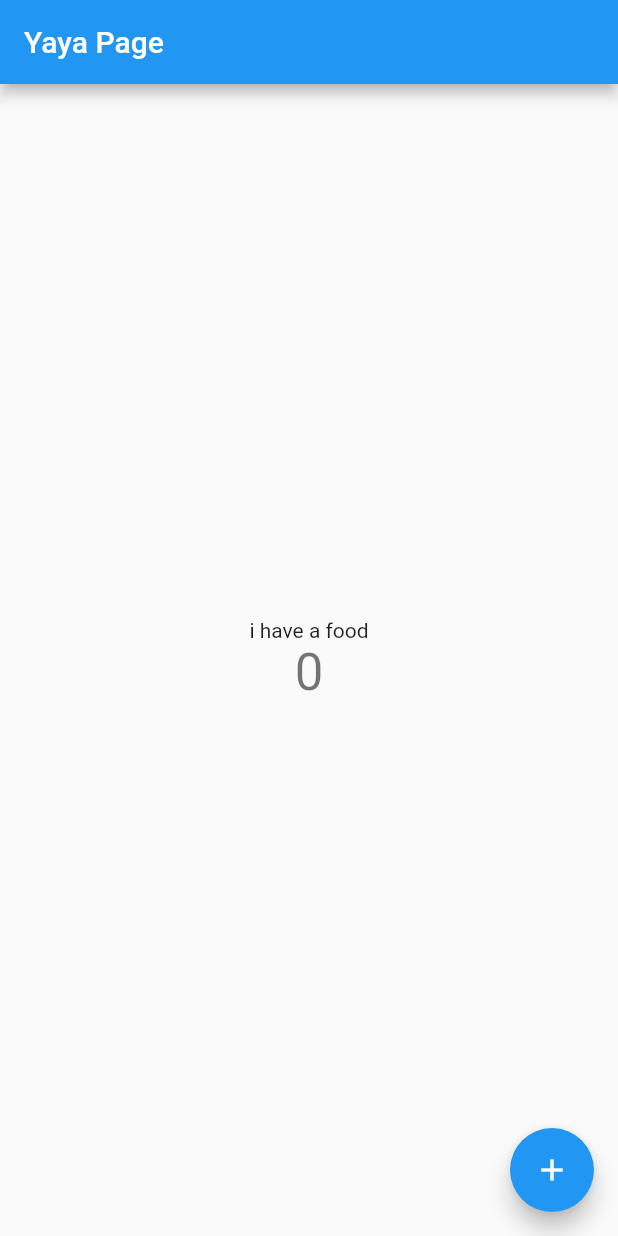
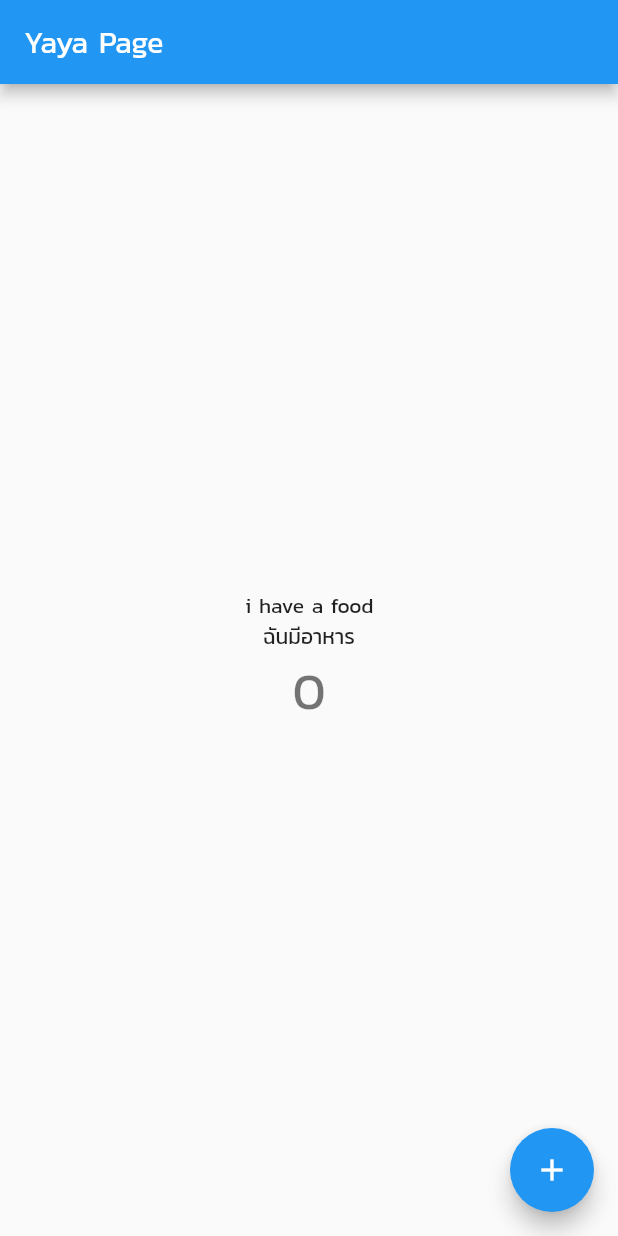
Before and after one commit to rujirojn/FramerAssist, a Flutter app: the screen it shows after launch, on a phone screen of 412 x 824 dp. Run offline on Flutter 3.47's test engine with Material 2 defaults, Android fonts, the phone set to English and light mode, and no system bars.

Commit message:
Add font family ok

```diff
--- a/farmerassist/lib/main.dart
+++ b/farmerassist/lib/main.dart
@@ -19,6 +19,7 @@ class MyApp extends StatelessWidget {
         // Notice that the counter didn't reset back to zero; the application
         // is not restarted.
         primarySwatch: Colors.blue,
+        fontFamily: 'Kanit',
       ),
       home: MyHomePage(title: 'Yaya Page'),
     );
@@ -95,6 +96,9 @@ class _MyHomePageState extends State<MyHomePage> {
               'i have a food',
             ),
             Text(
+              'ฉันมีอาหาร',
+            ),
+            Text(
               '$_counter',
               style: Theme.of(context).textTheme.display1,
             ),
```
Also changed, not shown: farmerassist/pubspec.yaml (+6 -1 lines), farmerassist/fonts/Kanit-Black.ttf (added), farmerassist/fonts/Kanit-BlackItalic.ttf (added), farmerassist/fonts/Kanit-Bold.ttf (added), farmerassist/fonts/Kanit-BoldItalic.ttf (added), farmerassist/fonts/Kanit-ExtraBold.ttf (added), farmerassist/fonts/Kanit-ExtraBoldItalic.ttf (added), farmerassist/fonts/Kanit-ExtraLight.ttf (added), farmerassist/fonts/Kanit-ExtraLightItalic.ttf (added), farmerassist/fonts/Kanit-Italic.ttf (added), farmerassist/fonts/Kanit-Light.ttf (added), farmerassist/fonts/Kanit-LightItalic.ttf (added), farmerassist/fonts/Kanit-Medium.ttf (added), farmerassist/fonts/Kanit-MediumItalic.ttf (added), 5 more files.
